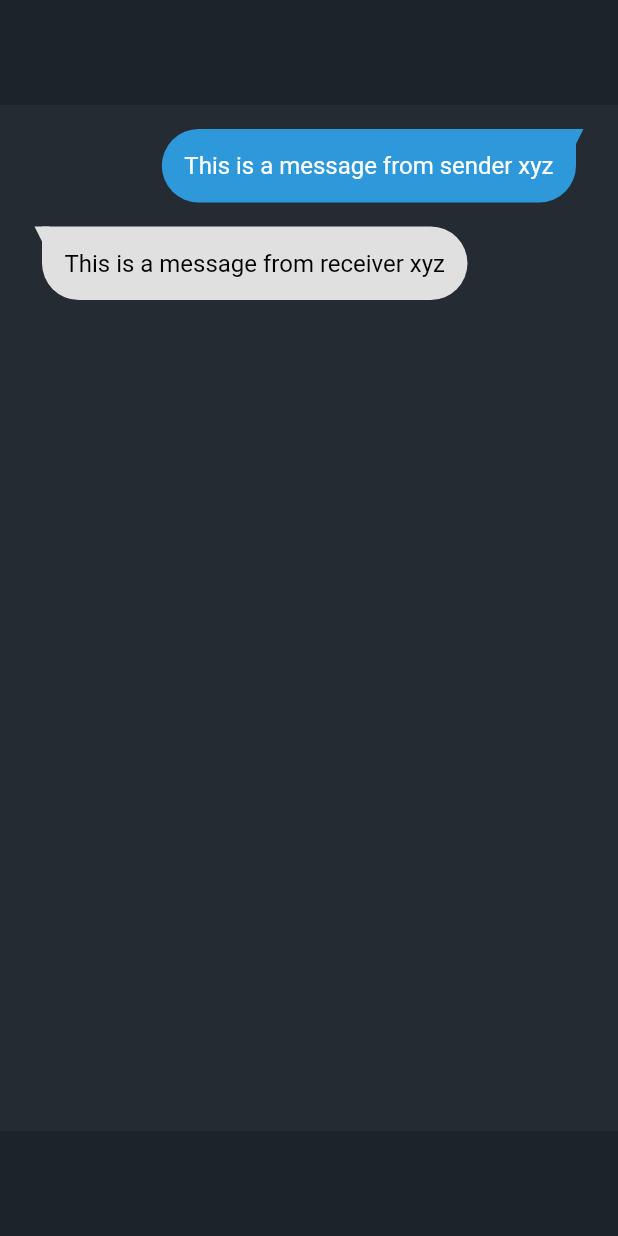
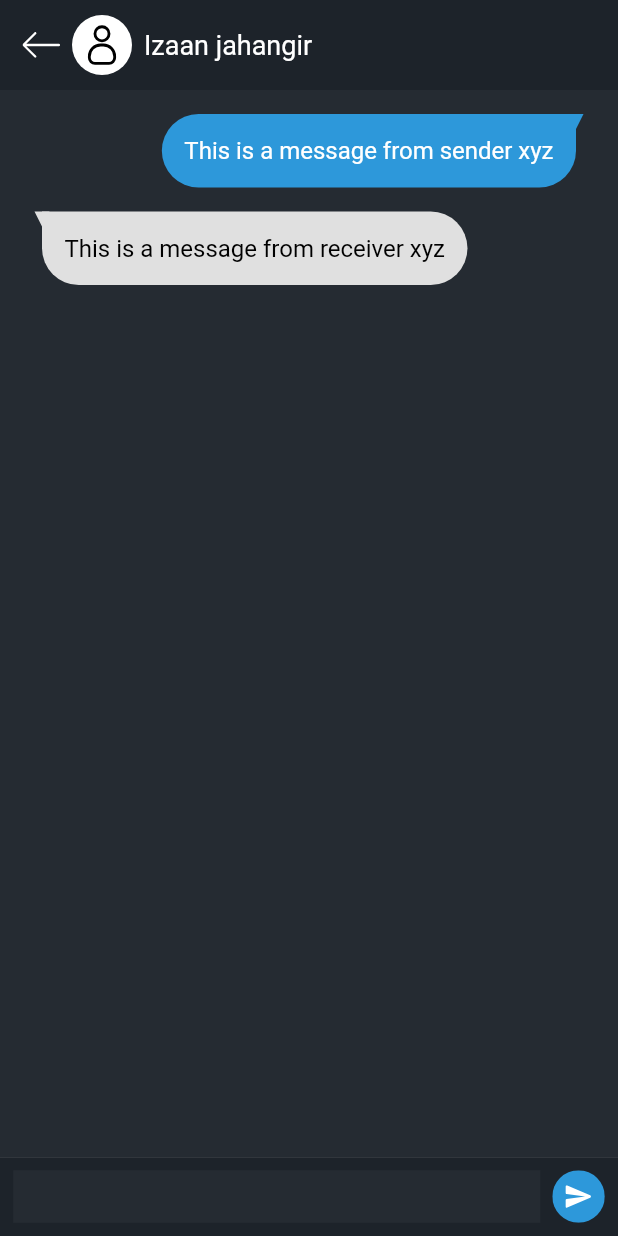
Before and after one commit to izaanjahangir/flutter-chat-app, a Flutter app: the Chat screen opened by its route, on a phone screen of 412 x 824 dp. Run offline on Flutter 3.47's test engine with Material 2 defaults, Android fonts, the phone set to English and light mode, and no system bars; our stand-ins replace flutter_svg, touchable_opacity.

Commit message:
UI improvements

```diff
--- a/lib/components/avatar/avatar.dart
+++ b/lib/components/avatar/avatar.dart
@@ -3,15 +3,15 @@ import 'package:flutter/material.dart';
 import 'package:flutter_svg/svg.dart';
 
 class Avatar extends StatelessWidget {
-  final double _size = 50;
+  final double size;
   final String? url;
   final Function? onTap;
 
-  Avatar({this.url, this.onTap});
+  Avatar({this.url, this.onTap, this.size = 50});
 
   @override
   Widget build(BuildContext context) {
-    final double _avatarSize = _size * 0.75;
+    final double _avatarSize = size * 0.75;
 
     Widget getImage() {
       if (url != null) {
@@ -30,7 +30,7 @@ class Avatar extends StatelessWidget {
     }
 
     return ClipRRect(
-      borderRadius: BorderRadius.circular(_size),
+      borderRadius: BorderRadius.circular(size),
       child: AbsorbPointer(
         absorbing: onTap == null,
         child: GestureDetector(
@@ -39,8 +39,8 @@ class Avatar extends StatelessWidget {
           },
           child: Container(
             color: url != null ? Colors.transparent : white,
-            width: _size,
-            height: _size,
+            width: size,
+            height: size,
             alignment: Alignment.center,
             child: getImage(),
           ),
--- a/lib/screens/chat/chat.dart
+++ b/lib/screens/chat/chat.dart
@@ -1,12 +1,94 @@
+import 'package:chat_app/components/avatar/avatar.dart';
 import 'package:chat_app/components/chat_bubble/chat_bubble.dart';
 import 'package:chat_app/config/theme_colors.dart';
 import 'package:chat_app/config/theme_sizes.dart';
 import 'package:chat_app/utils/helpers.dart';
 import 'package:flutter/material.dart';
+import 'package:flutter_svg/svg.dart';
 
 class Chat extends StatelessWidget {
+  final TextEditingController messageController =
+      TextEditingController(text: "");
+
   @override
   Widget build(BuildContext context) {
+    Widget getSendButton() {
+      double _size = 35;
+      double _iconSize = _size * 0.5;
+
+      return ClipRRect(
+        borderRadius: BorderRadius.circular(_size),
+        child: GestureDetector(
+          child: Container(
+              color: lightBlue,
+              height: _size,
+              width: _size,
+              alignment: Alignment.center,
+              child: SvgPicture.asset(
+                "assets/icons/send.svg",
+                color: white,
+                width: _iconSize,
+                height: _iconSize,
+              )),
+        ),
+      );
+    }
+
+    Widget getFooter() {
+      return Container(
+        width: double.infinity,
+        color: darkBlack,
+        padding: EdgeInsets.symmetric(horizontal: small_space * 1.1),
+        child: Padding(
+          padding: EdgeInsets.symmetric(vertical: small_space * 1.1),
+          child: Row(
+            crossAxisAlignment: CrossAxisAlignment.center,
+            children: [
+              Expanded(
+                child: Container(
+                  constraints: BoxConstraints(maxHeight: 100),
+                  color: lightBlack,
+                  padding: EdgeInsets.symmetric(horizontal: small_space),
+                  child: TextFormField(
+                    controller: messageController,
+                    keyboardType: TextInputType.multiline,
+                    maxLines: null,
+                    style: TextStyle(color: white, fontSize: normal_font),
+                    decoration: InputDecoration(
+                        isDense: true,
+                        hintStyle: TextStyle(color: white),
+                        contentPadding: const EdgeInsets.only(
+                            left: 0,
+                            bottom: small_space,
+                            top: small_space,
+                            right: 0),
+                        enabledBorder:
+                            OutlineInputBorder(borderSide: BorderSide.none),
+                        focusedBorder:
+                            OutlineInputBorder(borderSide: BorderSide.none),
+                        focusColor: Colors.transparent),
+                    validator: (String? value) {
+                      return (value != null && value.contains('@'))
+                          ? 'Do not use the @ char.'
+                          : null;
+                    },
+                  ),
+                ),
+              ),
+              SizedBox(
+                width: small_space,
+              ),
+              getSendButton()
+            ],
+          ),
+        ),
+      );
+    }
+
+    void goBack() {
+      Navigator.of(context).pop();
+    }
+
     return SafeArea(
       child: GestureDetector(
         onTap: () {
@@ -18,9 +100,43 @@ class Chat extends StatelessWidget {
               crossAxisAlignment: CrossAxisAlignment.start,
               children: [
                 Container(
-                  height: 70,
+                  height: 60,
                   width: double.infinity,
+                  padding: EdgeInsets.symmetric(horizontal: normal_space),
                   color: darkBlack,
+                  child: Row(
+                    crossAxisAlignment: CrossAxisAlignment.center,
+                    children: [
+                      GestureDetector(
+                        onTap: goBack,
+                        child: SvgPicture.asset(
+                          "assets/icons/back-arrow.svg",
+                          color: white,
+                          width: 25,
+                          height: 25,
+                        ),
+                      ),
+                      SizedBox(
+                        width: small_space,
+                      ),
+                      Avatar(
+                        size: 40,
+                      ),
+                      SizedBox(
+                        width: small_space,
+                      ),
+                      Column(
+                        mainAxisAlignment: MainAxisAlignment.center,
+                        children: [
+                          Text(
+                            "Izaan jahangir",
+                            style: TextStyle(
+                                color: white, fontSize: normal_font_big),
+                          )
+                        ],
+                      )
+                    ],
+                  ),
                 ),
                 Expanded(
                     child: Container(
@@ -42,11 +158,7 @@ class Chat extends StatelessWidget {
                     ],
                   ),
                 )),
-                Container(
-                  height: 70,
-                  width: double.infinity,
-                  color: darkBlack,
-                )
+                getFooter()
               ],
             ),
           ),
```
Also changed, not shown: assets/icons/back-arrow.svg (added), assets/icons/send.svg (added).
